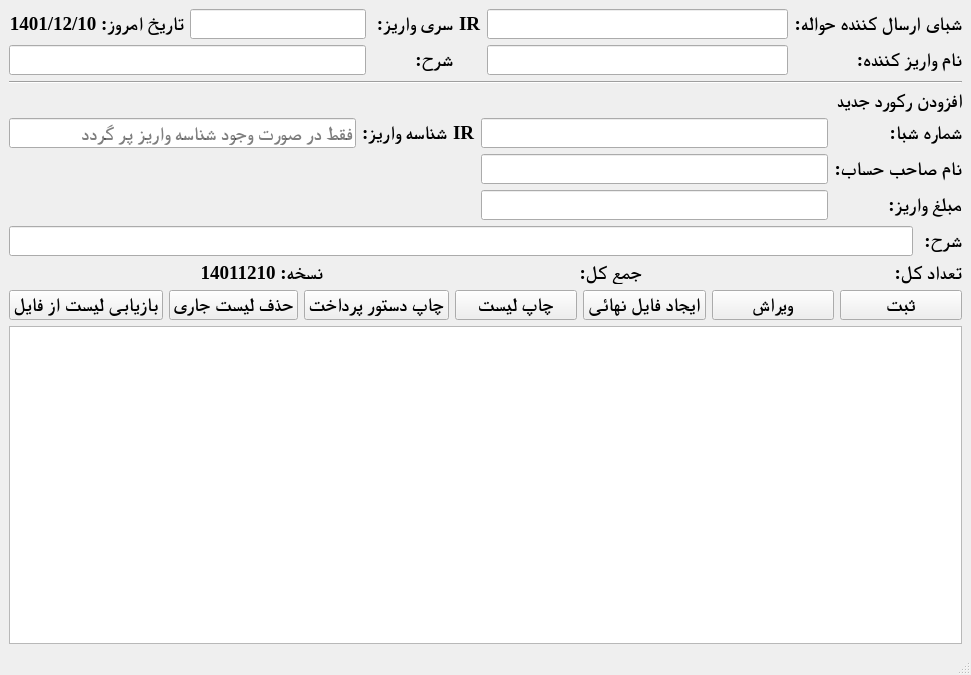
Qt form mainwindow.ui (ahmadbabayi/QtBmipaya) before a commit.
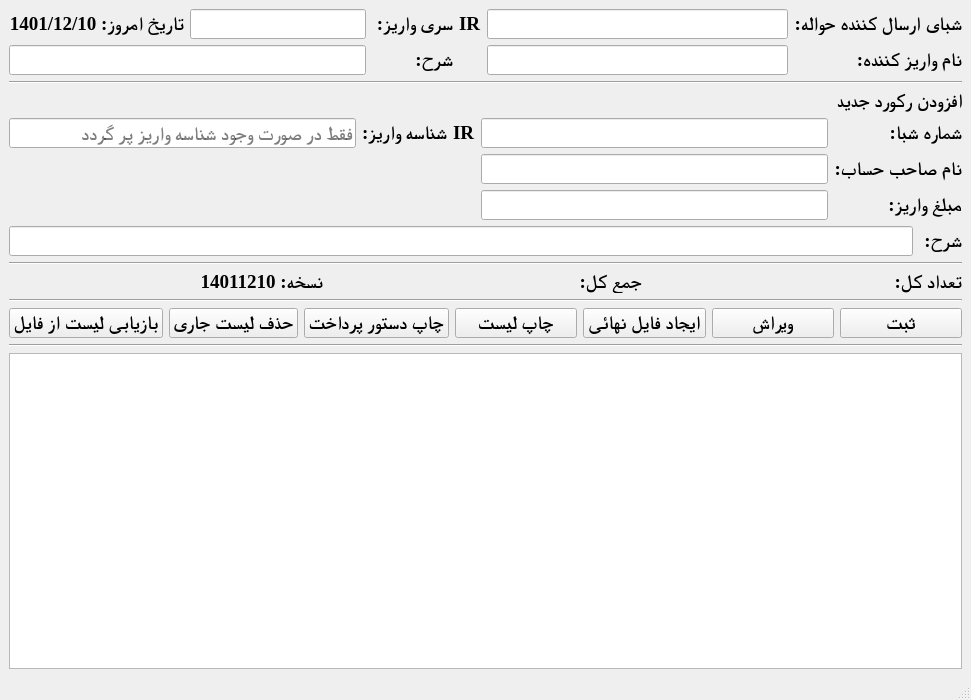
The same form after that commit.

```diff
--- a/mainwindow.ui
+++ b/mainwindow.ui
@@ -7,7 +7,7 @@
     <x>0</x>
     <y>0</y>
     <width>971</width>
-    <height>675</height>
+    <height>700</height>
    </rect>
   </property>
   <property name="windowTitle">
@@ -246,6 +246,13 @@
       </item>
      </layout>
     </item>
+    <item>
+     <widget class="Line" name="line_2">
+      <property name="orientation">
+       <enum>Qt::Horizontal</enum>
+      </property>
+     </widget>
+    </item>
     <item>
      <layout class="QHBoxLayout" name="horizontalLayout_6">
       <item>
@@ -280,6 +287,13 @@
       </item>
      </layout>
     </item>
+    <item>
+     <widget class="Line" name="line_3">
+      <property name="orientation">
+       <enum>Qt::Horizontal</enum>
+      </property>
+     </widget>
+    </item>
     <item>
      <layout class="QHBoxLayout" name="horizontalLayout_5">
       <item>
@@ -287,6 +301,9 @@
         <property name="text">
          <string>بازیابی لیست از فایل</string>
         </property>
+        <property name="autoDefault">
+         <bool>true</bool>
+        </property>
        </widget>
       </item>
       <item>
@@ -294,6 +311,9 @@
         <property name="text">
          <string>حذف لیست جاری</string>
         </property>
+        <property name="autoDefault">
+         <bool>true</bool>
+        </property>
        </widget>
       </item>
       <item>
@@ -301,6 +321,9 @@
         <property name="text">
          <string>چاپ دستور پرداخت</string>
         </property>
+        <property name="autoDefault">
+         <bool>true</bool>
+        </property>
        </widget>
       </item>
       <item>
@@ -308,6 +331,9 @@
         <property name="text">
          <string>چاپ لیست</string>
         </property>
+        <property name="autoDefault">
+         <bool>true</bool>
+        </property>
        </widget>
       </item>
       <item>
@@ -315,6 +341,9 @@
         <property name="text">
          <string>ایجاد فایل نهائی</string>
         </property>
+        <property name="autoDefault">
+         <bool>true</bool>
+        </property>
        </widget>
       </item>
       <item>
@@ -322,6 +351,9 @@
         <property name="text">
          <string>ویراش</string>
         </property>
+        <property name="autoDefault">
+         <bool>true</bool>
+        </property>
        </widget>
       </item>
       <item>
@@ -336,6 +368,13 @@
       </item>
      </layout>
     </item>
+    <item>
+     <widget class="Line" name="line_4">
+      <property name="orientation">
+       <enum>Qt::Horizontal</enum>
+      </property>
+     </widget>
+    </item>
     <item>
      <widget class="QTableView" name="tableView">
       <property name="layoutDirection">
```
